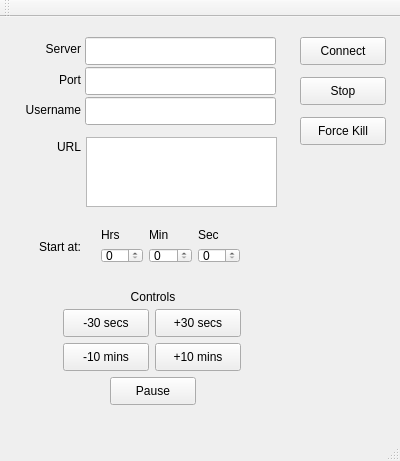
The window that mainwindow.ui (ramesh45345/omx-control) describes before a commit, drawn with Qt 5.
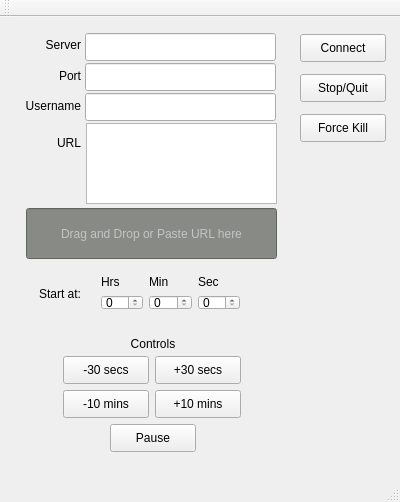
The same window after the commit.

Commit message: Add drag and drop for urls.

```diff
--- a/mainwindow.ui
+++ b/mainwindow.ui
@@ -7,7 +7,7 @@
     <x>0</x>
     <y>0</y>
     <width>400</width>
-    <height>461</height>
+    <height>502</height>
    </rect>
   </property>
   <property name="windowTitle">
@@ -18,7 +18,7 @@
     <property name="geometry">
      <rect>
       <x>85</x>
-      <y>20</y>
+      <y>16</y>
       <width>191</width>
       <height>28</height>
      </rect>
@@ -31,7 +31,7 @@
     <property name="geometry">
      <rect>
       <x>300</x>
-      <y>20</y>
+      <y>17</y>
       <width>86</width>
       <height>28</height>
      </rect>
@@ -47,7 +47,7 @@
     <property name="geometry">
      <rect>
       <x>15</x>
-      <y>22</y>
+      <y>18</y>
       <width>66</width>
       <height>20</height>
      </rect>
@@ -66,7 +66,7 @@
     <property name="geometry">
      <rect>
       <x>85</x>
-      <y>50</y>
+      <y>46</y>
       <width>191</width>
       <height>28</height>
      </rect>
@@ -79,7 +79,7 @@
     <property name="geometry">
      <rect>
       <x>15</x>
-      <y>53</y>
+      <y>49</y>
       <width>66</width>
       <height>20</height>
      </rect>
@@ -98,7 +98,7 @@
     <property name="geometry">
      <rect>
       <x>85</x>
-      <y>80</y>
+      <y>76</y>
       <width>191</width>
       <height>28</height>
      </rect>
@@ -111,7 +111,7 @@
     <property name="geometry">
      <rect>
       <x>10</x>
-      <y>83</y>
+      <y>79</y>
       <width>71</width>
       <height>20</height>
      </rect>
@@ -130,9 +130,9 @@
     <property name="geometry">
      <rect>
       <x>86</x>
-      <y>120</y>
+      <y>106</y>
       <width>191</width>
-      <height>70</height>
+      <height>81</height>
      </rect>
     </property>
    </widget>
@@ -140,7 +140,7 @@
     <property name="geometry">
      <rect>
       <x>10</x>
-      <y>120</y>
+      <y>116</y>
       <width>71</width>
       <height>20</height>
      </rect>
@@ -159,7 +159,7 @@
     <property name="geometry">
      <rect>
       <x>10</x>
-      <y>220</y>
+      <y>267</y>
       <width>71</width>
       <height>20</height>
      </rect>
@@ -178,13 +178,13 @@
     <property name="geometry">
      <rect>
       <x>300</x>
-      <y>60</y>
+      <y>57</y>
       <width>86</width>
       <height>28</height>
      </rect>
     </property>
     <property name="text">
-     <string>Stop</string>
+     <string>Stop/Quit</string>
     </property>
     <property name="shortcut">
      <string>S</string>
@@ -194,7 +194,7 @@
     <property name="geometry">
      <rect>
       <x>90</x>
-      <y>200</y>
+      <y>247</y>
       <width>161</width>
       <height>57</height>
      </rect>
@@ -244,7 +244,7 @@
     <property name="geometry">
      <rect>
       <x>120</x>
-      <y>270</y>
+      <y>317</y>
       <width>66</width>
       <height>20</height>
      </rect>
@@ -260,7 +260,7 @@
     <property name="geometry">
      <rect>
       <x>300</x>
-      <y>100</y>
+      <y>97</y>
       <width>86</width>
       <height>28</height>
      </rect>
@@ -276,7 +276,7 @@
     <property name="geometry">
      <rect>
       <x>63</x>
-      <y>292</y>
+      <y>339</y>
       <width>86</width>
       <height>28</height>
      </rect>
@@ -298,7 +298,7 @@
     <property name="geometry">
      <rect>
       <x>155</x>
-      <y>292</y>
+      <y>339</y>
       <width>86</width>
       <height>28</height>
      </rect>
@@ -320,7 +320,7 @@
     <property name="geometry">
      <rect>
       <x>63</x>
-      <y>326</y>
+      <y>373</y>
       <width>86</width>
       <height>28</height>
      </rect>
@@ -342,7 +342,7 @@
     <property name="geometry">
      <rect>
       <x>155</x>
-      <y>326</y>
+      <y>373</y>
       <width>86</width>
       <height>28</height>
      </rect>
@@ -364,7 +364,7 @@
     <property name="geometry">
      <rect>
       <x>110</x>
-      <y>360</y>
+      <y>407</y>
       <width>86</width>
       <height>28</height>
      </rect>
@@ -382,6 +382,38 @@
      <number>1000</number>
     </property>
    </widget>
+   <widget class="QLineEdit" name="lineEdit_dragdropurl">
+    <property name="geometry">
+     <rect>
+      <x>26</x>
+      <y>191</y>
+      <width>251</width>
+      <height>51</height>
+     </rect>
+    </property>
+    <property name="toolTip">
+     <string>&lt;html&gt;&lt;head/&gt;&lt;body&gt;&lt;p&gt;&lt;br/&gt;&lt;/p&gt;&lt;/body&gt;&lt;/html&gt;</string>
+    </property>
+    <property name="whatsThis">
+     <string>&lt;html&gt;&lt;head/&gt;&lt;body&gt;&lt;p&gt;&lt;br/&gt;&lt;/p&gt;&lt;/body&gt;&lt;/html&gt;</string>
+    </property>
+    <property name="autoFillBackground">
+     <bool>false</bool>
+    </property>
+    <property name="styleSheet">
+     <string notr="true">background-color: rgb(136, 138, 133);
+color: rgb(255, 255, 255);</string>
+    </property>
+    <property name="alignment">
+     <set>Qt::AlignCenter</set>
+    </property>
+    <property name="placeholderText">
+     <string>Drag and Drop or Paste URL here</string>
+    </property>
+    <property name="cursorMoveStyle">
+     <enum>Qt::LogicalMoveStyle</enum>
+    </property>
+   </widget>
   </widget>
   <widget class="QMenuBar" name="menuBar">
    <property name="geometry">
```
Left out of the diff: 2 changed lines with no effect on the pictures. The commit also changes 2 other files.
